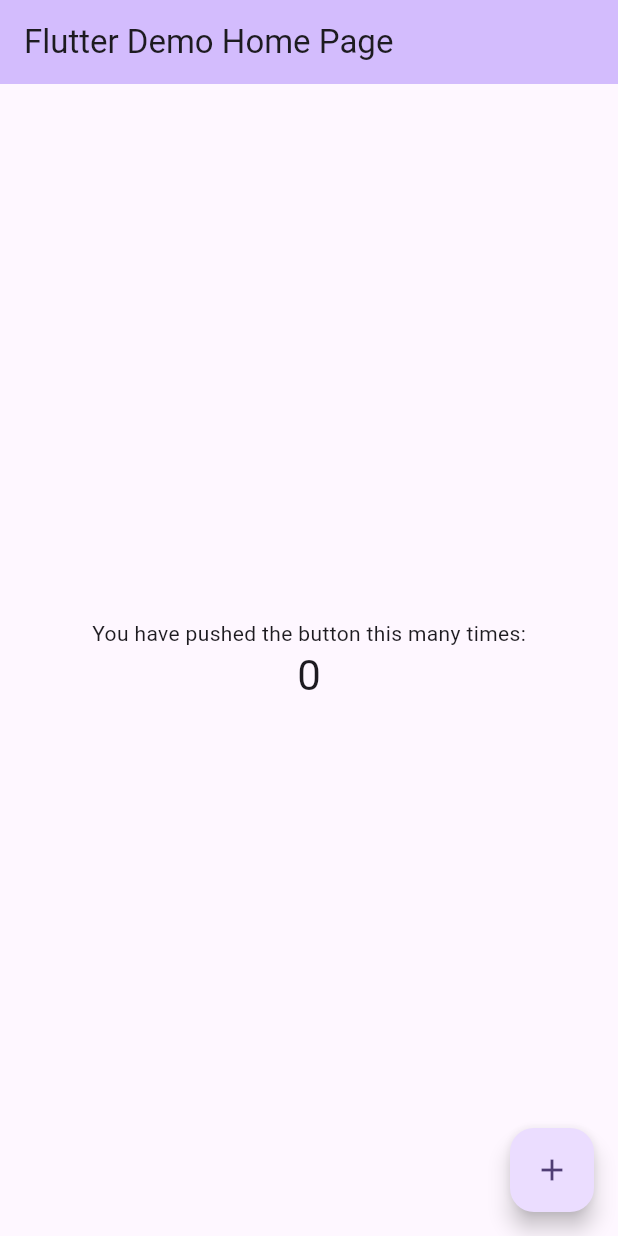
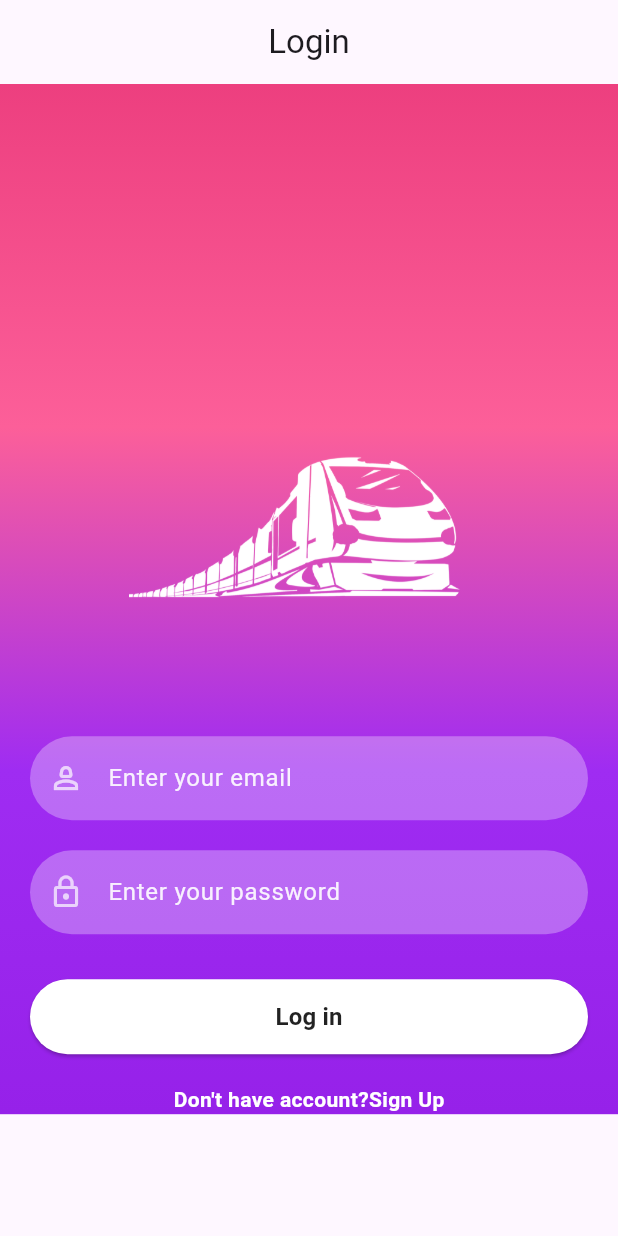
Before and after one commit to 7Webs/Skipee-App, a Flutter app: the screen it shows after launch, on a phone screen of 412 x 824 dp. Run offline on Flutter 3.47's test engine with Material 3 defaults, Android fonts, the phone set to English and light mode, and no system bars.

Commit message:
Added partial login screen ui

```diff
--- a/assignment/lib/main.dart
+++ b/assignment/lib/main.dart
@@ -1,3 +1,4 @@
+import 'package:assignment/screens/signin_screen.dart';
 import 'package:flutter/material.dart';
 
 void main() {
@@ -7,119 +8,16 @@
 class MyApp extends StatelessWidget {
   const MyApp({super.key});
 
-  // This widget is the root of your application.
   @override
   Widget build(BuildContext context) {
     return MaterialApp(
-      title: 'Flutter Demo',
+      debugShowCheckedModeBanner: false,
+      title: '7 Webs',
       theme: ThemeData(
-        // This is the theme of your application.
-        //
-        // TRY THIS: Try running your application with "flutter run". You'll see
-        // the application has a purple toolbar. Then, without quitting the app,
-        // try changing the seedColor in the colorScheme below to Colors.green
-        // and then invoke "hot reload" (save your changes or press the "hot
-        // reload" button in a Flutter-supported IDE, or press "r" if you used
-        // the command line to start the app).
-        //
-        // Notice that the counter didn't reset back to zero; the application
-        // state is not lost during the reload. To reset the state, use hot
-        // restart instead.
-        //
-        // This works for code too, not just values: Most code changes can be
-        // tested with just a hot reload.
         colorScheme: ColorScheme.fromSeed(seedColor: Colors.deepPurple),
         useMaterial3: true,
       ),
-      home: const MyHomePage(title: 'Flutter Demo Home Page'),
+      home: const SignInScreen(),
     );
   }
 }
-
-class MyHomePage extends StatefulWidget {
-  const MyHomePage({super.key, required this.title});
-
-  // This widget is the home page of your application. It is stateful, meaning
-  // that it has a State object (defined below) that contains fields that affect
-  // how it looks.
-
-  // This class is the configuration for the state. It holds the values (in this
-  // case the title) provided by the parent (in this case the App widget) and
-  // used by the build method of the State. Fields in a Widget subclass are
-  // always marked "final".
-
-  final String title;
-
-  @override
-  State<MyHomePage> createState() => _MyHomePageState();
-}
-
-class _MyHomePageState extends State<MyHomePage> {
-  int _counter = 0;
-
-  void _incrementCounter() {
-    setState(() {
-      // This call to setState tells the Flutter framework that something has
-      // changed in this State, which causes it to rerun the build method below
-      // so that the display can reflect the updated values. If we changed
-      // _counter without calling setState(), then the build method would not be
-      // called again, and so nothing would appear to happen.
-      _counter++;
-    });
-  }
-
-  @override
-  Widget build(BuildContext context) {
-    // This method is rerun every time setState is called, for instance as done
-    // by the _incrementCounter method above.
-    //
-    // The Flutter framework has been optimized to make rerunning build methods
-    // fast, so that you can just rebuild anything that needs updating rather
-    // than having to individually change instances of widgets.
-    return Scaffold(
-      appBar: AppBar(
-        // TRY THIS: Try changing the color here to a specific color (to
-        // Colors.amber, perhaps?) and trigger a hot reload to see the AppBar
-        // change color while the other colors stay the same.
-        backgroundColor: Theme.of(context).colorScheme.inversePrimary,
-        // Here we take the value from the MyHomePage object that was created by
-        // the App.build method, and use it to set our appbar title.
-        title: Text(widget.title),
-      ),
-      body: Center(
-        // Center is a layout widget. It takes a single child and positions it
-        // in the middle of the parent.
-        child: Column(
-          // Column is also a layout widget. It takes a list of children and
-          // arranges them vertically. By default, it sizes itself to fit its
-          // children horizontally, and tries to be as tall as its parent.
-          //
-          // Column has various properties to control how it sizes itself and
-          // how it positions its children. Here we use mainAxisAlignment to
-          // center the children vertically; the main axis here is the vertical
-          // axis because Columns are vertical (the cross axis would be
-          // horizontal).
-          //
-          // TRY THIS: Invoke "debug painting" (choose the "Toggle Debug Paint"
-          // action in the IDE, or press "p" in the console), to see the
-          // wireframe for each widget.
-          mainAxisAlignment: MainAxisAlignment.center,
-          children: <Widget>[
-            const Text(
-              'You have pushed the button this many times:',
-            ),
-            Text(
-              '$_counter',
-              style: Theme.of(context).textTheme.headlineMedium,
-            ),
-          ],
-        ),
-      ),
-      floatingActionButton: FloatingActionButton(
-        onPressed: _incrementCounter,
-        tooltip: 'Increment',
-        child: const Icon(Icons.add),
-      ), // This trailing comma makes auto-formatting nicer for build methods.
-    );
-  }
-}
--- /dev/null
+++ b/assignment/lib/screens/signin_screen.dart
@@ -0,0 +1,85 @@
+import 'package:assignment/screens/signup_screen.dart';
+import 'package:assignment/widgets/resuable.dart';
+import 'package:flutter/material.dart';
+
+class SignInScreen extends StatefulWidget {
+  const SignInScreen({super.key});
+
+  @override
+  State<SignInScreen> createState() => _SignInScreenState();
+}
+
+class _SignInScreenState extends State<SignInScreen> {
+  final TextEditingController _passwordTextController = TextEditingController();
+  final TextEditingController _emailTextController = TextEditingController();
+  @override
+  Widget build(BuildContext context) {
+    return Scaffold(
+      appBar: AppBar(
+        centerTitle: true,
+        title: const Text('Login'),
+      ),
+      body: Container(
+        decoration: BoxDecoration(
+          gradient: LinearGradient(
+            colors: gradientColors(),
+            begin: Alignment.topCenter,
+            end: Alignment.bottomCenter,
+          ),
+        ),
+        child: SingleChildScrollView(
+          child: Padding(
+            padding: EdgeInsets.fromLTRB(
+                20, MediaQuery.of(context).size.height * 0.2, 20, 0),
+            child: Column(
+              children: [
+                logoWidget('assets/images/logo.png'),
+                const SizedBox(height: 30),
+                resuableTextField('Enter your email', Icons.person_2_outlined,
+                    false, _emailTextController),
+                const SizedBox(height: 20),
+                resuableTextField('Enter your password', Icons.lock_outline,
+                    true, _passwordTextController),
+                const SizedBox(height: 20),
+                signinSignupButton(context, true, () {}),
+                signUpOption(),
+              ],
+            ),
+          ),
+        ),
+      ),
+    );
+  }
+
+  Row signUpOption() {
+    return Row(
+      mainAxisAlignment: MainAxisAlignment.center,
+      children: [
+        const Text(
+          "Don't have account?",
+          style: TextStyle(
+            color: Colors.white,
+            fontWeight: FontWeight.bold,
+          ),
+        ),
+        GestureDetector(
+          onTap: () {
+            Navigator.push(
+              context,
+              MaterialPageRoute(
+                builder: (context) => const SignUpScreen(),
+              ),
+            );
+          },
+          child: const Text(
+            'Sign Up',
+            style: TextStyle(
+              color: Colors.white,
+              fontWeight: FontWeight.bold,
+            ),
+          ),
+        )
+      ],
+    );
+  }
+}
--- /dev/null
+++ b/assignment/lib/screens/signup_screen.dart
@@ -0,0 +1,15 @@
+import 'package:flutter/material.dart';
+
+class SignUpScreen extends StatefulWidget {
+  const SignUpScreen({super.key});
+
+  @override
+  State<SignUpScreen> createState() => _SignUpScreenState();
+}
+
+class _SignUpScreenState extends State<SignUpScreen> {
+  @override
+  Widget build(BuildContext context) {
+    return Container();
+  }
+}
--- /dev/null
+++ b/assignment/lib/widgets/resuable.dart
@@ -0,0 +1,83 @@
+import 'package:flutter/material.dart';
+
+List<Color> gradientColors() {
+  return const [
+    Color.fromARGB(255, 237, 63, 127),
+    Color.fromARGB(255, 252, 95, 153),
+    Color.fromARGB(255, 159, 44, 242),
+    Color.fromARGB(255, 150, 33, 233),
+  ];
+}
+
+Image logoWidget(String imageName) {
+  return Image.asset(
+    imageName,
+    fit: BoxFit.fitWidth,
+    width: 240,
+    height: 240,
+    color: Colors.white,
+  );
+}
+
+TextField resuableTextField(String text, IconData icon, bool isPasswordType,
+    TextEditingController controller) {
+  return TextField(
+    controller: controller,
+    obscureText: isPasswordType,
+    enableSuggestions: !isPasswordType,
+    autocorrect: !isPasswordType,
+    cursorColor: Colors.white,
+    style: TextStyle(color: Colors.white.withOpacity(0.9)),
+    decoration: InputDecoration(
+      prefixIcon: Icon(icon, color: Colors.white70),
+      labelText: text,
+      labelStyle: TextStyle(color: Colors.white.withOpacity(0.9)),
+      filled: true,
+      floatingLabelBehavior: FloatingLabelBehavior.never,
+      fillColor: Colors.white.withOpacity(0.3),
+      border: OutlineInputBorder(
+        borderRadius: BorderRadius.circular(30),
+        borderSide: const BorderSide(width: 0, style: BorderStyle.none),
+      ),
+    ),
+    keyboardType: isPasswordType
+        ? TextInputType.visiblePassword
+        : TextInputType.emailAddress,
+  );
+}
+
+Container signinSignupButton(
+    BuildContext context, bool isLogin, Function onTap) {
+  return Container(
+    width: MediaQuery.of(context).size.width,
+    height: 50,
+    margin: const EdgeInsets.fromLTRB(0, 10, 0, 20),
+    decoration: BoxDecoration(borderRadius: BorderRadius.circular(90)),
+    child: ElevatedButton(
+      onPressed: () {
+        onTap();
+      },
+      style: ButtonStyle(
+        backgroundColor: MaterialStateProperty.resolveWith(
+          (states) {
+            if (states.contains(MaterialState.pressed)) return Colors.black26;
+            return Colors.white;
+          },
+        ),
+        shape: MaterialStateProperty.all(
+          RoundedRectangleBorder(
+            borderRadius: BorderRadius.circular(30),
+          ),
+        ),
+      ),
+      child: Text(
+        isLogin ? 'Log in' : 'Sign up',
+        style: const TextStyle(
+          color: Colors.black87,
+          fontWeight: FontWeight.bold,
+          fontSize: 16,
+        ),
+      ),
+    ),
+  );
+}
```
Also changed, not shown: assignment/pubspec.yaml (+4 -3 lines), assignment/assets/images/logo.png (added), assignment/lib/screens/home_screen.dart (added), assignment/pubspec.lock.
